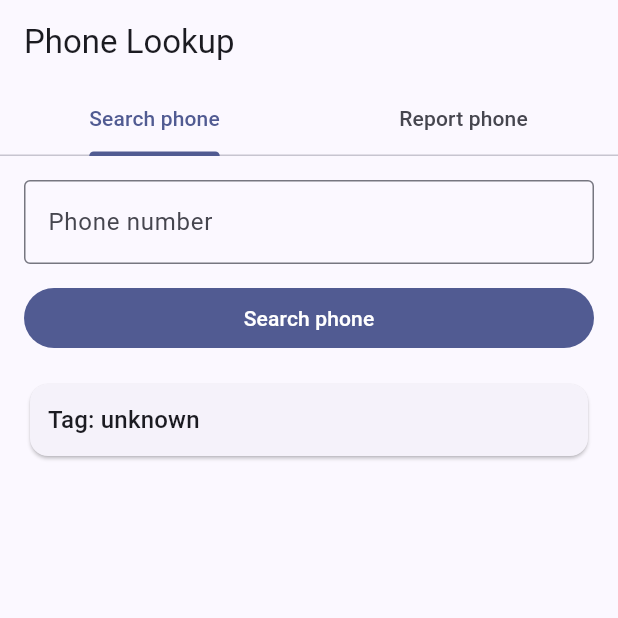
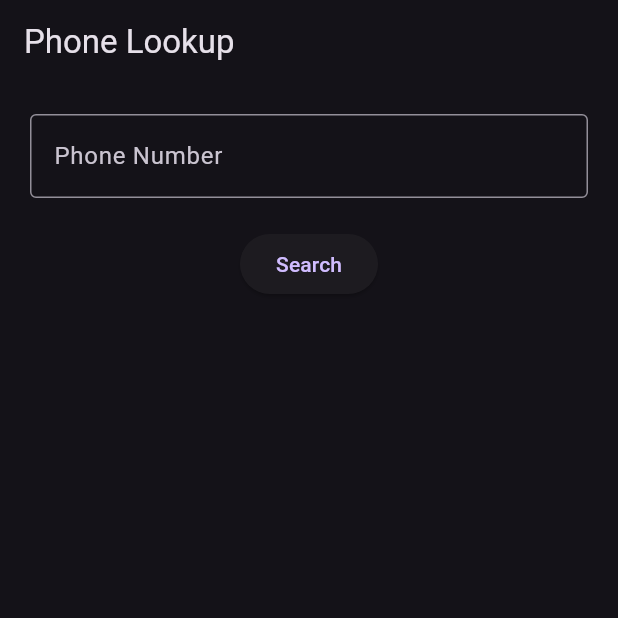
Before and after one commit to wuwu0102/scam-call-database, a Flutter app: the screen it shows after launch, on a phone screen of 412 x 824 dp, the top half of it. Run offline on Flutter 3.47's test engine with Material 3 defaults, Android fonts, the phone set to English and light mode, and no system bars; our stand-ins replace cloud_firestore, firebase_core; accounts and stored records are empty.

Commit message:
Flutter MVP: phone lookup app

```diff
--- a/side_projects/flutter-phone-lookup-app/lib/main.dart
+++ b/side_projects/flutter-phone-lookup-app/lib/main.dart
@@ -1,69 +1,89 @@
+import 'package:flutter/material.dart';
 import 'package:firebase_core/firebase_core.dart';
-import 'package:flutter/material.dart';
+import 'package:cloud_firestore/cloud_firestore.dart';
 
-import 'screens/report_screen.dart';
-import 'screens/search_screen.dart';
-import 'services/firestore_service.dart';
-
-Future<void> main() async {
+void main() async {
   WidgetsFlutterBinding.ensureInitialized();
-
-  String? startupError;
-  try {
-    await Firebase.initializeApp();
-  } catch (e) {
-    startupError = 'Firebase init failed. Add Firebase platform config files.';
-  }
-
-  runApp(PhoneLookupApp(startupError: startupError));
+  await Firebase.initializeApp();
+  runApp(const MyApp());
 }
 
-class PhoneLookupApp extends StatelessWidget {
-  const PhoneLookupApp({super.key, this.startupError});
-
-  final String? startupError;
+class MyApp extends StatelessWidget {
+  const MyApp({super.key});
 
   @override
   Widget build(BuildContext context) {
-    final service = FirestoreService();
-
     return MaterialApp(
       title: 'Phone Lookup',
-      theme: ThemeData(colorSchemeSeed: Colors.indigo, useMaterial3: true),
-      home: DefaultTabController(
-        length: 2,
-        child: Scaffold(
-          appBar: AppBar(
-            title: const Text('Phone Lookup'),
-            bottom: const TabBar(
-              tabs: [
-                Tab(text: 'Search phone'),
-                Tab(text: 'Report phone'),
-              ],
+      theme: ThemeData.dark(),
+      home: const HomePage(),
+    );
+  }
+}
+
+class HomePage extends StatefulWidget {
+  const HomePage({super.key});
+
+  @override
+  State<HomePage> createState() => _HomePageState();
+}
+
+class _HomePageState extends State<HomePage> {
+  final TextEditingController controller = TextEditingController();
+  String result = "";
+
+  String normalize(String input) {
+    return input.replaceAll(RegExp(r'[^0-9]'), '');
+  }
+
+  Future<void> search() async {
+    final input = controller.text;
+    final normalized = normalize(input);
+
+    final snapshot = await FirebaseFirestore.instance
+        .collection('phone_numbers')
+        .where('normalizedNumber', isEqualTo: normalized)
+        .limit(1)
+        .get();
+
+    if (snapshot.docs.isNotEmpty) {
+      final data = snapshot.docs.first.data();
+      setState(() {
+        result = data['tag'] ?? "unknown";
+      });
+    } else {
+      setState(() {
+        result = "unknown";
+      });
+    }
+  }
+
+  @override
+  Widget build(BuildContext context) {
+    return Scaffold(
+      appBar: AppBar(title: const Text("Phone Lookup")),
+      body: Padding(
+        padding: const EdgeInsets.all(20),
+        child: Column(
+          children: [
+            TextField(
+              controller: controller,
+              decoration: const InputDecoration(
+                labelText: "Phone Number",
+                border: OutlineInputBorder(),
+              ),
             ),
-          ),
-          body: Column(
-            children: [
-              if (startupError != null)
-                Container(
-                  width: double.infinity,
-                  color: Colors.amber.shade100,
-                  padding: const EdgeInsets.all(10),
-                  child: Text(
-                    startupError!,
-                    style: const TextStyle(fontSize: 13),
-                  ),
-                ),
-              Expanded(
-                child: TabBarView(
-                  children: [
-                    SearchScreen(service: service),
-                    ReportScreen(service: service),
-                  ],
-                ),
-              ),
-            ],
-          ),
+            const SizedBox(height: 20),
+            ElevatedButton(
+              onPressed: search,
+              child: const Text("Search"),
+            ),
+            const SizedBox(height: 40),
+            Text(
+              result,
+              style: const TextStyle(fontSize: 28),
+            ),
+          ],
         ),
       ),
     );
--- a/side_projects/flutter-phone-lookup-app/pubspec.yaml
+++ b/side_projects/flutter-phone-lookup-app/pubspec.yaml
@@ -9,8 +9,8 @@ environment:
 dependencies:
   flutter:
     sdk: flutter
-  firebase_core: ^3.9.0
-  cloud_firestore: ^5.6.0
+  cloud_firestore: ^4.15.0
+  firebase_core: ^2.24.0
 
 dev_dependencies:
   flutter_test:
```
